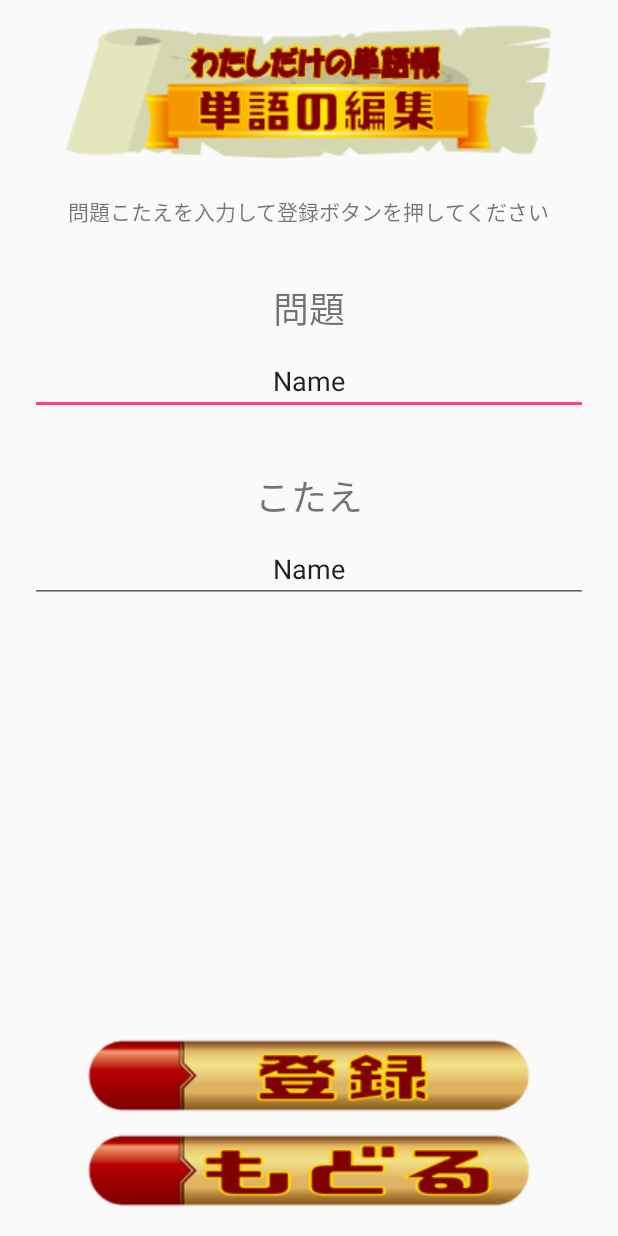
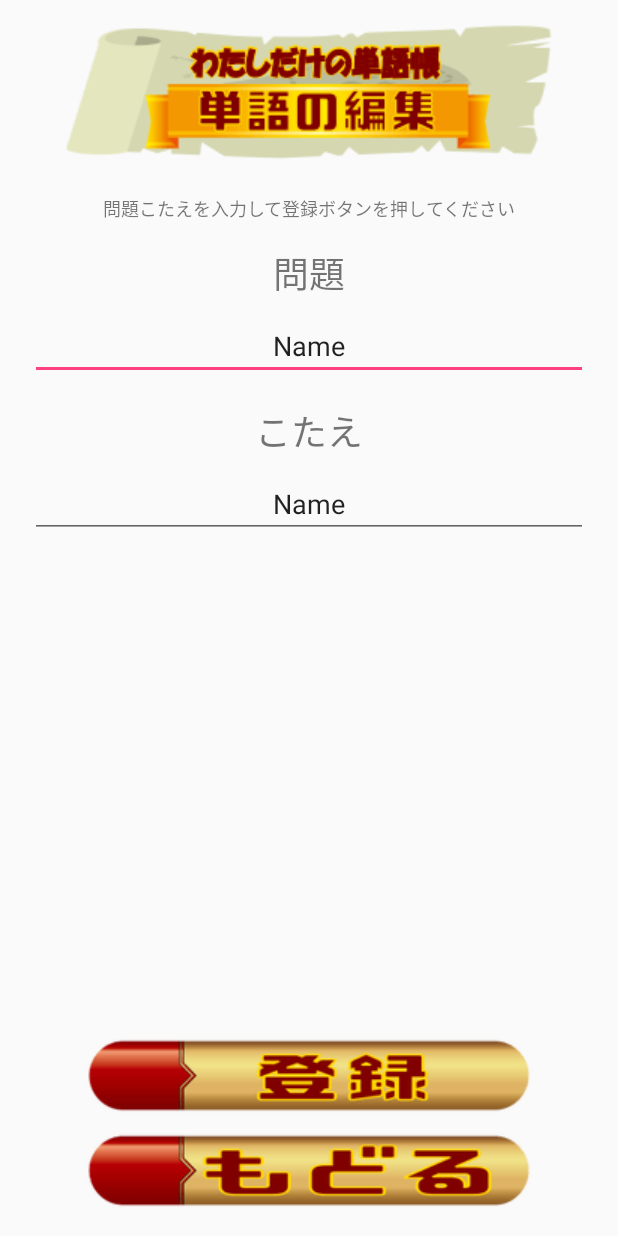
Before and after one commit to boardguy1024/Rearning_Android_Kotlin, an Android app: the EditActivity screen opened directly, with no data from a screen before it, on a phone screen of 412 x 824 dp. Run offline under Robolectric (Android 15) with nearby library versions, the phone set to English and light mode, and no system bars.

```diff
--- a/MyOwnFlashCard/app/src/main/res/layout/activity_edit.xml
+++ b/MyOwnFlashCard/app/src/main/res/layout/activity_edit.xml
@@ -22,6 +22,7 @@
         android:layout_height="wrap_content"
         android:layout_marginTop="24dp"
         android:text="@string/edit_instruction"
+        android:textSize="12sp"
         app:layout_constraintEnd_toEndOf="parent"
         app:layout_constraintStart_toStartOf="parent"
         app:layout_constraintTop_toBottomOf="@+id/imageView3" />
@@ -30,7 +31,7 @@
         android:id="@+id/textView4"
         android:layout_width="wrap_content"
         android:layout_height="wrap_content"
-        android:layout_marginTop="36dp"
+        android:layout_marginTop="16dp"
         android:text="問題"
         android:textSize="24sp"
         app:layout_constraintEnd_toEndOf="parent"
@@ -58,7 +59,7 @@
         android:id="@+id/textView5"
         android:layout_width="wrap_content"
         android:layout_height="wrap_content"
-        android:layout_marginTop="36dp"
+        android:layout_marginTop="16dp"
         android:text="こたえ"
         android:textSize="24sp"
         app:layout_constraintEnd_toEndOf="parent"
--- a/MyOwnFlashCard/app/src/main/res/layout/activity_main.xml
+++ b/MyOwnFlashCard/app/src/main/res/layout/activity_main.xml
@@ -2,6 +2,7 @@
 <android.support.constraint.ConstraintLayout xmlns:android="http://schemas.android.com/apk/res/android"
     xmlns:app="http://schemas.android.com/apk/res-auto"
     xmlns:tools="http://schemas.android.com/tools"
+    android:id="@+id/constraintLayout"
     android:layout_width="match_parent"
     android:layout_height="match_parent"
     tools:context=".MainActivity">
```
Also changed, not shown: MyOwnFlashCard/app/src/main/java/com/example/parkkyungsuk/myownflashcard/MainActivity.kt (+26 -0 lines), MyOwnFlashCard/app/src/main/java/com/example/parkkyungsuk/myownflashcard/WordListActivity.kt (+13 -0 lines), MyOwnFlashCard/app/src/main/res/values/strings.xml (+9 -0 lines).
